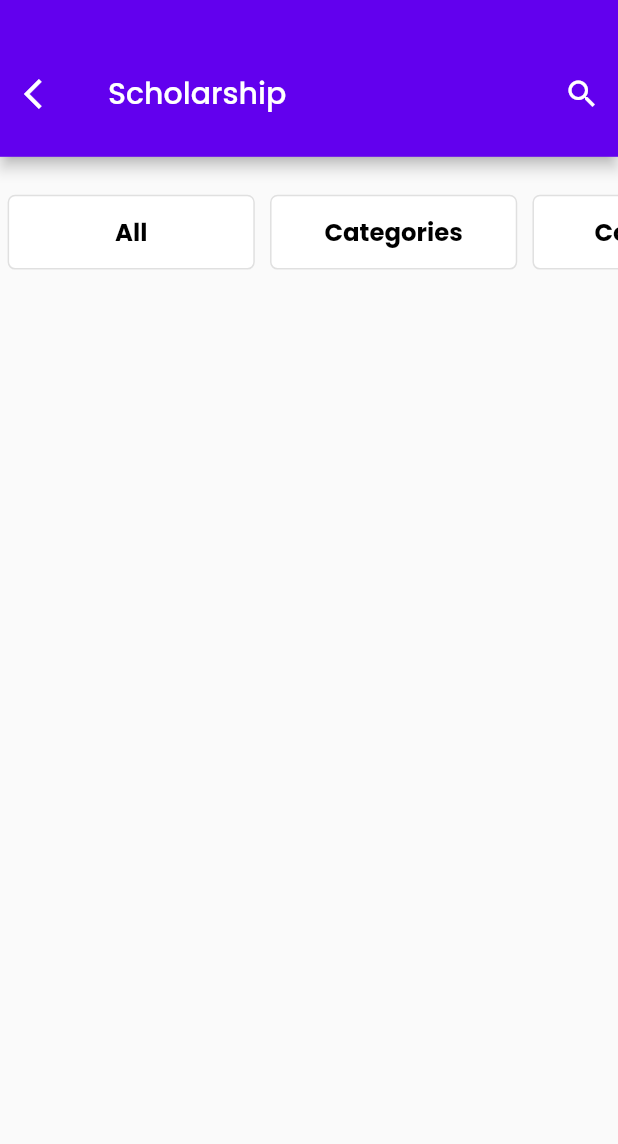
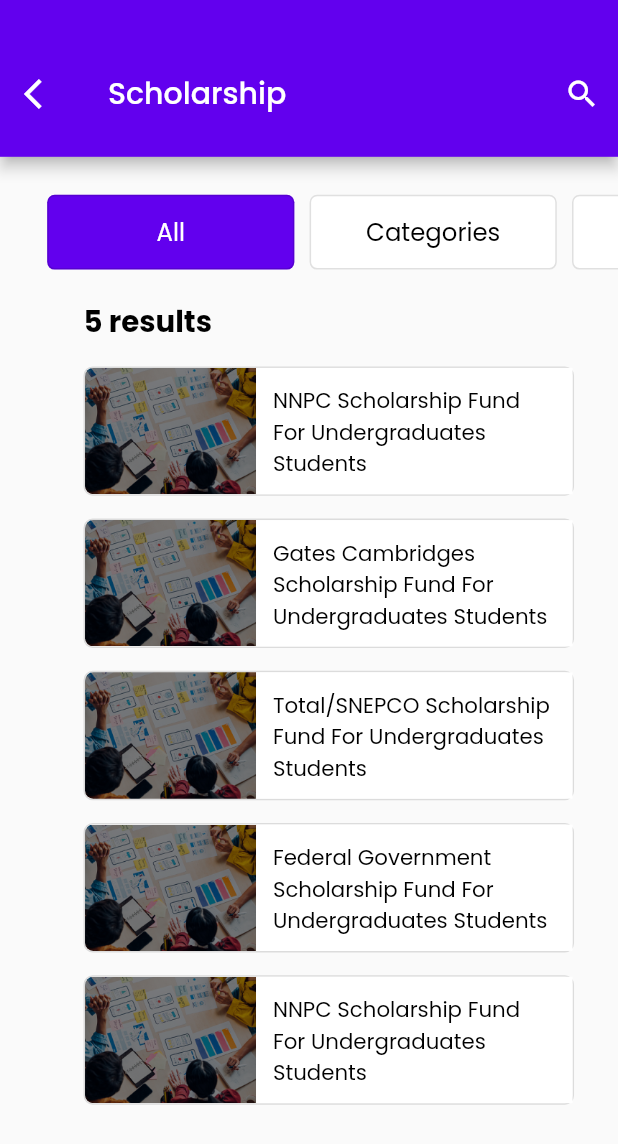
Before and after one commit to kolikay/Scholars_padi, a Flutter app: the ScholarshipScreen1 screen opened directly, on a phone screen of 412 x 824 dp. Shown: the top 1144 px of the screen. Run offline on Flutter 3.47's test engine with Material 2 defaults, Android fonts, the phone set to English and light mode, and no system bars; our stand-ins replace carousel_slider, flutter_riverpod, flutter_screenutil, google_fonts, image_picker, pin_code_fields and 1 more; missing offline and left inert: simple_connection_checker.

Commit message:
working on scholarships pages

```diff
--- a/lib/routes/page_routes.dart
+++ b/lib/routes/page_routes.dart
@@ -10,7 +10,7 @@
 import 'package:scholars_padi/screens/on_boarding/settings/about_us_screen.dart';
 import 'package:scholars_padi/screens/on_boarding/settings/log_out_screen.dart';
 import 'package:scholars_padi/screens/on_boarding/settings/settings_screen.dart';
-import 'package:scholars_padi/screens/scholarships/scholaships_screen1.dart';
+import 'package:scholars_padi/screens/scholarships/scholaships_main.dart';
 
 import '../screens/authentication/views/login_screen.dart';
 
--- /dev/null
+++ b/lib/screens/scholarships/scholarship_screen2.dart
@@ -0,0 +1,84 @@
+import 'package:flutter/material.dart';
+import 'package:scholars_padi/widgets/reusesable_widget/normal_text.dart';
+import 'package:flutter_screenutil/flutter_screenutil.dart';
+
+Widget scholarshipScreen2() {
+  return SizedBox(
+    child: Column(crossAxisAlignment: CrossAxisAlignment.start, children: [
+      SizedBox(
+        height: 15.h,
+      ),
+      NormalText(
+        text: '8 results',
+        fontWeight: FontWeight.bold,
+        size: 19.2.sp,
+      ),
+      SizedBox(
+        height: 15.h,
+      ),
+      const MaterialCards(
+        cardMessage: 'Post Graduates Scholarship ',
+      ),
+      SizedBox(
+        height: 15.h,
+      ),
+      const MaterialCards(
+        cardMessage:
+            'OAU Students Scholarships',
+      ),
+      SizedBox(
+        height: 15.h,
+      ),
+      const MaterialCards(
+        cardMessage:
+            ' Undergraduates Scholarships',
+      ),
+      SizedBox(
+        height: 15.h,
+      ),
+      const MaterialCards(
+        cardMessage:
+            'International Scholarships',
+      ),
+      SizedBox(
+        height: 15.h,
+      ),
+      const MaterialCards(
+        cardMessage: 'Merit-Based Scholarships',
+      ),
+    ]),
+  );
+}
+
+// informations cards
+class MaterialCards extends StatelessWidget {
+  const MaterialCards({
+    Key? key,
+    required this.cardMessage,
+  }) : super(key: key);
+
+  final String cardMessage;
+
+  @override
+  Widget build(BuildContext context) {
+    return InkWell(
+      onTap: () {},
+      child: Container(
+        height: 50.h,
+        width: 327.w,
+        decoration: BoxDecoration(
+            borderRadius: BorderRadius.circular(5),
+            border: Border.all(color: Colors.black12)),
+        child: Padding(
+          padding: EdgeInsets.symmetric(vertical: 10.h, horizontal: 10.w),
+          child: NormalText(
+            text: cardMessage,
+            fontWeight: FontWeight.w500,
+            size: 16.sp,
+            color: Colors.black54,
+          ),
+        ),
+      ),
+    );
+  }
+}
--- /dev/null
+++ b/lib/screens/scholarships/scholarship_screen3.dart
@@ -0,0 +1,102 @@
+import 'package:flutter/material.dart';
+import 'package:scholars_padi/widgets/reusesable_widget/normal_text.dart';
+import 'package:flutter_screenutil/flutter_screenutil.dart';
+
+Widget scholarshipScreen3() {
+  return SizedBox(
+    child: Column(crossAxisAlignment: CrossAxisAlignment.start, children: [
+      SizedBox(
+        height: 15.h,
+      ),
+      NormalText(
+        text: '8 results',
+        fontWeight: FontWeight.bold,
+        size: 19.2.sp,
+      ),
+      SizedBox(
+        height: 15.h,
+      ),
+      const MaterialCards(
+        cardMessage: 'Nigeria',
+      ),
+      SizedBox(
+        height: 15.h,
+      ),
+      const MaterialCards(
+        cardMessage:
+            'Canada',
+      ),
+      SizedBox(
+        height: 15.h,
+      ),
+      const MaterialCards(
+        cardMessage:
+            'South Africa',
+      ),
+      SizedBox(
+        height: 15.h,
+      ),
+      const MaterialCards(
+        cardMessage:
+            'UAE',
+      ),
+      SizedBox(
+        height: 15.h,
+      ),
+      const MaterialCards(
+        cardMessage: 'United Kingdom',
+      ),
+        SizedBox(
+        height: 15.h,
+      ),
+      const MaterialCards(
+        cardMessage: 'India',
+      ),
+        SizedBox(
+        height: 15.h,
+      ),
+      const MaterialCards(
+        cardMessage: 'Korea',
+      ),
+          SizedBox(
+        height: 15.h,
+      ),
+      const MaterialCards(
+        cardMessage: 'United States Of America',
+      )
+    ]),
+  );
+}
+
+// informations cards
+class MaterialCards extends StatelessWidget {
+  const MaterialCards({
+    Key? key,
+    required this.cardMessage,
+  }) : super(key: key);
+
+  final String cardMessage;
+
+  @override
+  Widget build(BuildContext context) {
+    return InkWell(
+      onTap: () {},
+      child: Container(
+        height: 50.h,
+        width: 327.w,
+        decoration: BoxDecoration(
+            borderRadius: BorderRadius.circular(5),
+            border: Border.all(color: Colors.black12)),
+        child: Padding(
+          padding: EdgeInsets.symmetric(vertical: 10.h, horizontal: 10.w),
+          child: NormalText(
+            text: cardMessage,
+            fontWeight: FontWeight.w500,
+            size: 16.sp,
+            color: Colors.black54,
+          ),
+        ),
+      ),
+    );
+  }
+}
--- /dev/null
+++ b/lib/screens/scholarships/scholarship_screen4.dart
@@ -0,0 +1,87 @@
+import 'package:flutter/material.dart';
+import 'package:scholars_padi/widgets/reusesable_widget/normal_text.dart';
+import 'package:flutter_screenutil/flutter_screenutil.dart';
+
+Widget scholarshipScreen4() {
+  return SizedBox(
+    child: Column(crossAxisAlignment: CrossAxisAlignment.start, children: [
+      SizedBox(
+        height: 15.h,
+      ),
+      NormalText(
+        text: '8 results',
+        fontWeight: FontWeight.bold,
+        size: 19.2.sp,
+      ),
+      SizedBox(
+        height: 15.h,
+      ),
+      const MaterialCards(
+        cardMessage: 'Bachelors',
+      ),
+      SizedBox(
+        height: 15.h,
+      ),
+      const MaterialCards(
+        cardMessage: 'Diplomas',
+      ),
+      SizedBox(
+        height: 15.h,
+      ),
+      const MaterialCards(
+        cardMessage: 'Masters',
+      ),
+      SizedBox(
+        height: 15.h,
+      ),
+      const MaterialCards(
+        cardMessage: 'M. Phil',
+      ),
+      SizedBox(
+        height: 15.h,
+      ),
+      const MaterialCards(
+        cardMessage: 'Ph. D',
+      ),
+      SizedBox(
+        height: 15.h,
+      ),
+      const MaterialCards(
+        cardMessage: 'Intermediate',
+      ),
+    ]),
+  );
+}
+
+// informations cards
+class MaterialCards extends StatelessWidget {
+  const MaterialCards({
+    Key? key,
+    required this.cardMessage,
+  }) : super(key: key);
+
+  final String cardMessage;
+
+  @override
+  Widget build(BuildContext context) {
+    return InkWell(
+      onTap: () {},
+      child: Container(
+        height: 50.h,
+        width: 327.w,
+        decoration: BoxDecoration(
+            borderRadius: BorderRadius.circular(5),
+            border: Border.all(color: Colors.black12)),
+        child: Padding(
+          padding: EdgeInsets.symmetric(vertical: 10.h, horizontal: 10.w),
+          child: NormalText(
+            text: cardMessage,
+            fontWeight: FontWeight.w500,
+            size: 16.sp,
+            color: Colors.black54,
+          ),
+        ),
+      ),
+    );
+  }
+}
--- /dev/null
+++ b/lib/screens/scholarships/scholaship_screen1.dart
@@ -0,0 +1,100 @@
+import 'package:flutter/material.dart';
+import 'package:scholars_padi/widgets/reusesable_widget/normal_text.dart';
+import 'package:flutter_screenutil/flutter_screenutil.dart';
+
+Widget scholarshipScreen1() {
+  return SizedBox(
+    child: Column(crossAxisAlignment: CrossAxisAlignment.start, children: [
+      SizedBox(
+        height: 15.h,
+      ),
+      NormalText(
+        text: '5 results',
+        fontWeight: FontWeight.bold,
+        size: 19.2.sp,
+      ),
+      SizedBox(
+        height: 15.h,
+      ),
+      const MaterialCards(
+        cardMessage: 'NNPC Scholarship Fund For Undergraduates Students',
+      ),
+      SizedBox(
+        height: 15.h,
+      ),
+      const MaterialCards(
+        cardMessage: 'Gates Cambridges Scholarship Fund For Undergraduates Students',
+      ),
+        SizedBox(
+        height: 15.h,
+      ),
+      const MaterialCards(
+        cardMessage: 'Total/SNEPCO Scholarship Fund For Undergraduates Students',
+      ),
+        SizedBox(
+        height: 15.h,
+      ),
+      const MaterialCards(
+        cardMessage: 'Federal Government Scholarship Fund For Undergraduates Students',
+      ),
+        SizedBox(
+        height: 15.h,
+      ),
+      const MaterialCards(
+        cardMessage: 'NNPC Scholarship Fund For Undergraduates Students',
+      ),
+    ]),
+  );
+}
+
+// informations cards
+class MaterialCards extends StatelessWidget {
+  const MaterialCards({
+    Key? key,
+    required this.cardMessage,
+  }) : super(key: key);
+
+  final String cardMessage;
+
+  @override
+  Widget build(BuildContext context) {
+    return Container(
+      width: 327,
+      height: 85.h,
+      decoration: BoxDecoration(
+        borderRadius: BorderRadius.circular(5.53.w),
+        border: Border.all(color: Colors.black12),
+      ),
+      child: Row(
+        children: [
+          Container(
+            width: 104.w,
+            height: 85.h,
+            decoration: BoxDecoration(
+              borderRadius: BorderRadius.only(
+                  topLeft: Radius.circular(5.w),
+                  bottomLeft: Radius.circular(5.w)),
+              image: const DecorationImage(
+                fit: BoxFit.cover,
+                image: AssetImage('lib/assets/matImage1.png'),
+              ),
+            ),
+          ),
+          Expanded(
+            child: Container(
+              color: Colors.white,
+              child: Padding(
+                padding: EdgeInsets.all(10.0.w),
+                child: NormalText(
+                  text: cardMessage,
+                  color: Colors.black,
+                  size: 14.sp,
+                ),
+              ),
+            ),
+          )
+        ],
+      ),
+    );
+  }
+}
--- a/lib/screens/scholarships/scholaships_screen1.dart
+++ b/lib/screens/scholarships/scholaships_main.dart
@@ -1,6 +1,10 @@
 import 'package:flutter/material.dart';
 import 'package:scholars_padi/constants/appColor.dart';
 import 'package:scholars_padi/screens/material/material_screen7.dart';
+import 'package:scholars_padi/screens/scholarships/scholarship_screen2.dart';
+import 'package:scholars_padi/screens/scholarships/scholarship_screen3.dart';
+import 'package:scholars_padi/screens/scholarships/scholarship_screen4.dart';
+import 'package:scholars_padi/screens/scholarships/scholaship_screen1.dart';
 import 'package:scholars_padi/widgets/reusesable_widget/reusable_app_bar1.dart';
 import 'package:scholars_padi/widgets/reusesable_widget/normal_text.dart';
 import 'package:flutter_screenutil/flutter_screenutil.dart';
@@ -17,7 +21,15 @@
 }
 
 class _ScholarshipScreen1State extends State<ScholarshipScreen1> {
-  final selectedIndexNotifier = ValueNotifier<int?>(null);
+  final selectedIndexNotifier = ValueNotifier<int?>(0);
+  int selectedPage = 0;
+
+  List<Widget> pages = [
+    scholarshipScreen1(),
+    scholarshipScreen2(),
+    scholarshipScreen3(),
+    scholarshipScreen4(),
+  ];
 
   List<String> names = ['All', 'Categories', 'Countires', 'Levels'];
   @override
@@ -39,16 +51,24 @@
               icon: const Icon(Icons.arrow_back_ios),
             ),
             secondAppIcon: IconButton(
-              onPressed: () {},
+              onPressed: () {
+                print(selectedPage);
+              },
               icon: const Icon(Icons.search),
             ),
           ),
         ),
-        body: ValueListenableBuilder<int?>(
+        body: Padding(
+          padding: EdgeInsets.only(left: 24.0.w),
+          child: Column(
+            children: [
+              ValueListenableBuilder<int?>(
                 valueListenable: selectedIndexNotifier,
                 builder: (_, selectedIndex, __) => Column(
                   children: [
-              SizedBox(height: 20.h,),
+                    SizedBox(
+                      height: 20.h,
+                    ),
                     SizedBox(
                       height: 60,
                       child: ListView(
@@ -59,12 +79,21 @@
                                 key: ValueKey(i),
                                 cardButtonMessage: names[i],
                                 selected: selectedIndex == i,
-                          onPressed: () => selectedIndex == i
+                                onPressed: () {
+                                  setState(() {
+                                    selectedPage = i;
+                                    selectedIndex == i
                                         ? selectedIndexNotifier.value = null
-                              : selectedIndexNotifier.value = i),
+                                        : selectedIndexNotifier.value = i;
+                                  });
+                                }),
                         ],
                       ),
                     ),
+                  ],
+                ),
+              ),
+              pages[selectedPage]
             ],
           ),
         ),
@@ -73,6 +102,7 @@
   }
 }
 
+// top buttons
 class CardButtons extends StatefulWidget {
   final String cardButtonMessage;
   final VoidCallback onPressed;
@@ -106,7 +136,6 @@
           child: Center(
             child: NormalText(
               text: widget.cardButtonMessage,
-              fontWeight: FontWeight.bold,
               size: 16.sp,
               color: widget.selected ? Colors.white : Colors.black,
             ),
@@ -116,51 +145,3 @@
     );
   }
 }
-
-class MaterialCards extends StatelessWidget {
-  const MaterialCards({
-    Key? key,
-    required this.cardMessage,
-  }) : super(key: key);
-
-  final String cardMessage;
-
-  @override
-  Widget build(BuildContext context) {
-    return InkWell(
-      onTap: () {
-        Navigator.of(context).push(
-          MaterialPageRoute(
-            builder: ((context) => MaterialScreen7(
-                  title: cardMessage,
-                )),
-          ),
-        );
-      },
-      child: Container(
-        height: 50.h,
-        decoration: BoxDecoration(
-            borderRadius: BorderRadius.circular(5),
-            border: Border.all(color: Colors.black12)),
-        child: Row(
-          mainAxisAlignment: MainAxisAlignment.spaceBetween,
-          children: [
-            Padding(
-              padding: EdgeInsets.symmetric(vertical: 10.h, horizontal: 10.w),
-              child: NormalText(
-                text: cardMessage,
-                fontWeight: FontWeight.w500,
-                size: 16.sp,
-                color: Colors.black54,
-              ),
-            ),
-            const Icon(
-              Icons.arrow_forward_ios,
-              color: Colors.black54,
-            ),
-          ],
-        ),
-      ),
-    );
-  }
-}
```
Lines whose indentation alone changed are shown as unchanged.
